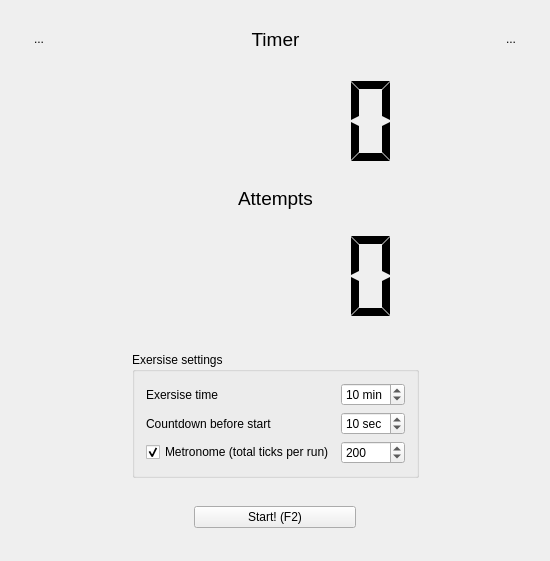
This is src/ui/MainWindow.ui in antongus/kettlebell-timer as Qt 5 draws it before an edit. The edited form follows.
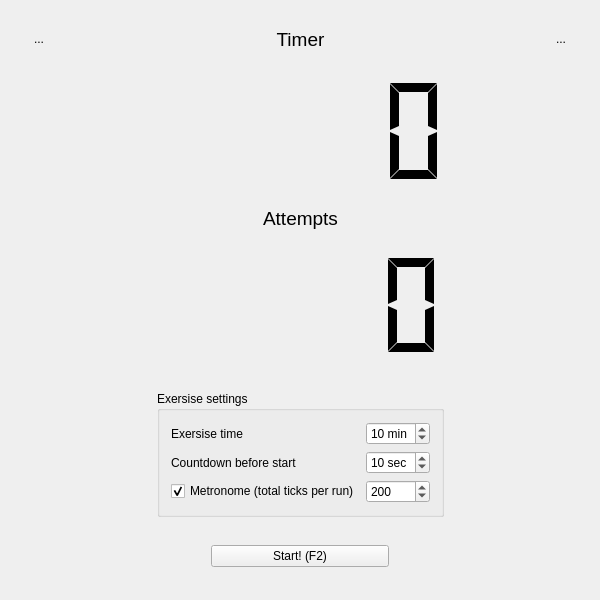
This is the edited form. Icons and pictures are not drawn.

Commit message: different colors for LCD indicators

The edit to the form file:
```diff
--- a/src/ui/MainWindow.ui
+++ b/src/ui/MainWindow.ui
@@ -6,8 +6,8 @@
    <rect>
     <x>0</x>
     <y>0</y>
-    <width>550</width>
-    <height>549</height>
+    <width>600</width>
+    <height>600</height>
    </rect>
   </property>
   <property name="windowIcon">
```
The commit also changes 1 other file.
